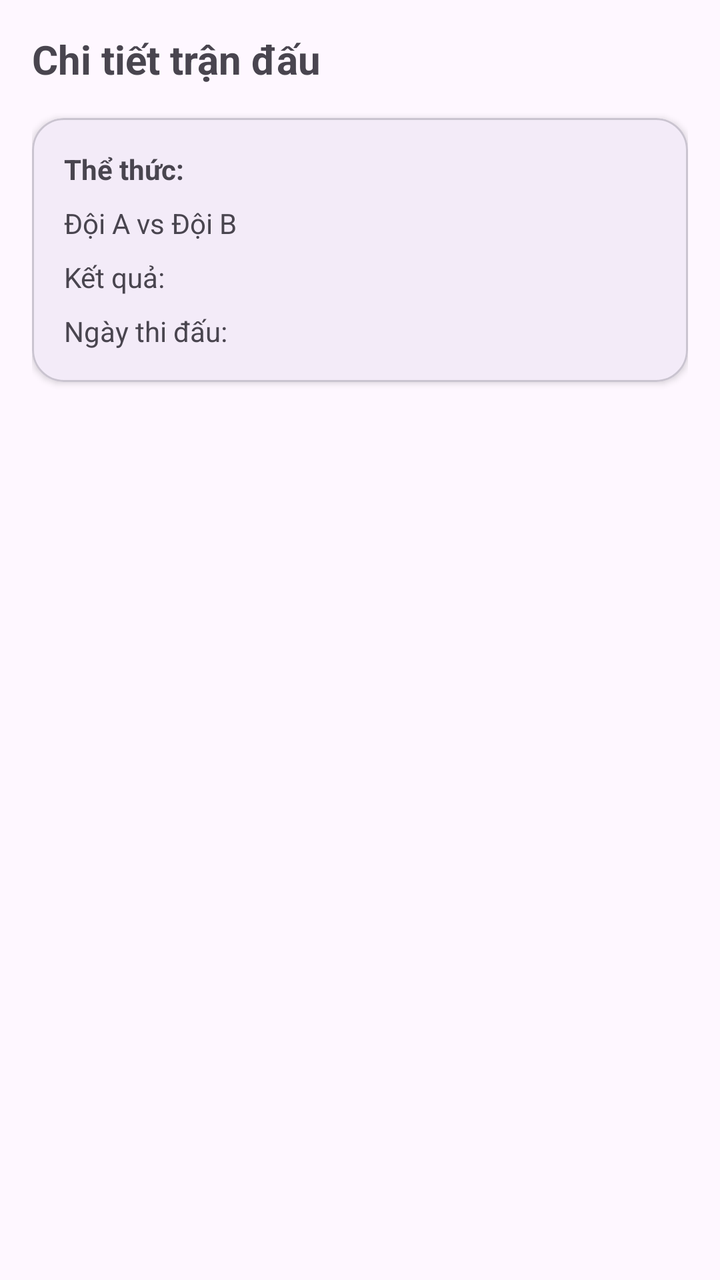
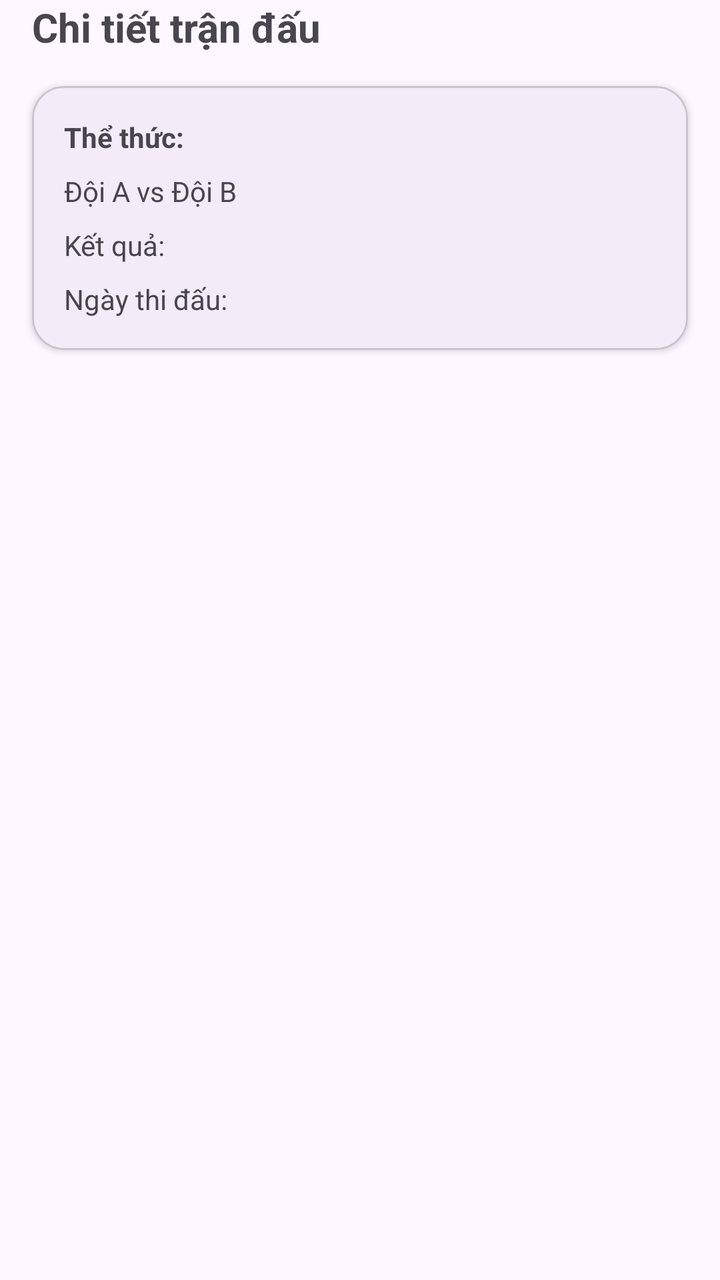

The first picture is an Android layout as it rendered before a commit; the second is the same layout after the commit. The layout source and the unified diff follow.
<!-- AndroidManifest.xml: application theme Theme.Pickleball -->
<!-- res/layout/activity_match_detail.xml -->
<?xml version="1.0" encoding="utf-8"?>
<androidx.constraintlayout.widget.ConstraintLayout xmlns:android="http://schemas.android.com/apk/res/android"
    xmlns:app="http://schemas.android.com/apk/res-auto"
    android:id="@+id/matchDetailRoot"
    android:layout_width="match_parent"
    android:layout_height="match_parent"
    android:padding="16dp">

    <TextView
        android:id="@+id/detailTitle"
        android:layout_width="0dp"
        android:layout_height="wrap_content"
        android:text="Chi tiết trận đấu"
        android:textSize="20sp"
        android:textStyle="bold"
        app:layout_constraintEnd_toEndOf="parent"
        app:layout_constraintStart_toStartOf="parent"
        app:layout_constraintTop_toTopOf="parent"/>

    <com.google.android.material.card.MaterialCardView
        android:id="@+id/detailCard"
        android:layout_width="0dp"
        android:layout_height="wrap_content"
        android:layout_marginTop="16dp"
        app:cardCornerRadius="16dp"
        app:cardElevation="2dp"
        app:layout_constraintEnd_toEndOf="parent"
        app:layout_constraintStart_toStartOf="parent"
        app:layout_constraintTop_toBottomOf="@id/detailTitle">

        <LinearLayout
            android:layout_width="match_parent"
            android:layout_height="wrap_content"
            android:orientation="vertical"
            android:padding="16dp">

            <TextView
                android:id="@+id/detailType"
                android:layout_width="match_parent"
                android:layout_height="wrap_content"
                android:text="Thể thức:"
                android:textStyle="bold"/>

            <TextView
                android:id="@+id/detailTeams"
                android:layout_width="match_parent"
                android:layout_height="wrap_content"
                android:layout_marginTop="8dp"
                android:text="Đội A vs Đội B"/>

            <TextView
                android:id="@+id/detailScore"
                android:layout_width="match_parent"
                android:layout_height="wrap_content"
                android:layout_marginTop="8dp"
                android:text="Kết quả:"/>

            <TextView
                android:id="@+id/detailDate"
                android:layout_width="match_parent"
                android:layout_height="wrap_content"
                android:layout_marginTop="8dp"
                android:text="Ngày thi đấu:"/>
        </LinearLayout>
    </com.google.android.material.card.MaterialCardView>
</androidx.constraintlayout.widget.ConstraintLayout>
<!-- resources referenced by this layout -->
<resources>
  <style name="Theme.Pickleball" parent="Base.Theme.Pickleball" />
  <style name="Base.Theme.Pickleball" parent="Theme.Material3.DayNight.NoActionBar">
          
          
      </style>
</resources>

<!-- the commit's change to res/layout/activity_match_detail.xml (unified diff, before → after) -->
@@ -3,13 +3,13 @@
     xmlns:app="http://schemas.android.com/apk/res-auto"
     android:id="@+id/matchDetailRoot"
     android:layout_width="match_parent"
-    android:layout_height="match_parent"
-    android:padding="16dp">
+    android:layout_height="match_parent">
 
     <TextView
         android:id="@+id/detailTitle"
         android:layout_width="0dp"
         android:layout_height="wrap_content"
+        android:layout_marginHorizontal="16dp"
         android:text="Chi tiết trận đấu"
         android:textSize="20sp"
         android:textStyle="bold"
@@ -21,6 +21,7 @@
         android:id="@+id/detailCard"
         android:layout_width="0dp"
         android:layout_height="wrap_content"
+        android:layout_marginHorizontal="16dp"
         android:layout_marginTop="16dp"
         app:cardCornerRadius="16dp"
         app:cardElevation="2dp"
